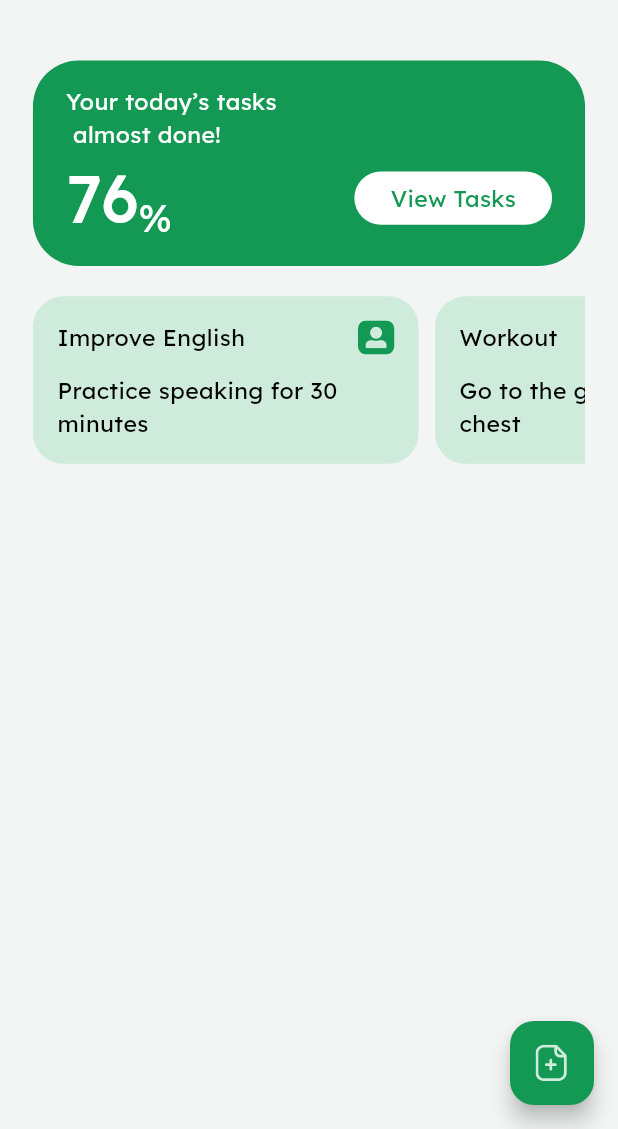
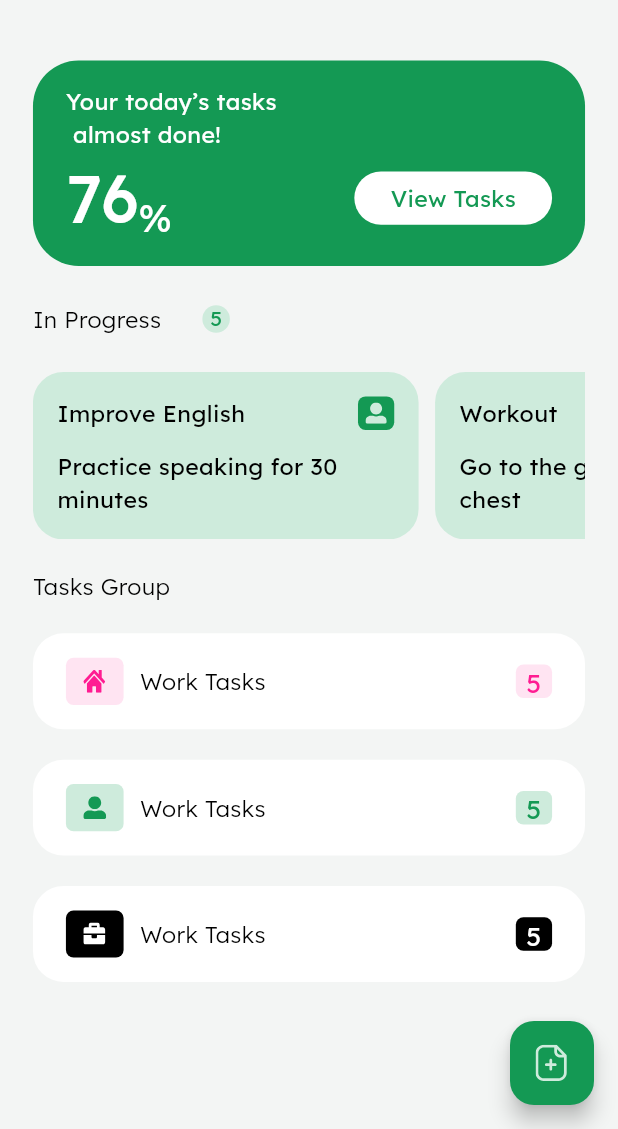
Before and after one commit to ahmedelzek/Todo-NTI-5, a Flutter app: the screen it shows after launch, on a phone screen of 412 x 824 dp, the part 107-1236 px from its top. Run offline on Flutter 3.47's test engine with Material 3 defaults, Android fonts, the phone set to English and light mode, and no system bars; our stand-ins replace flutter_screenutil, flutter_svg.

Commit message:
Finish home screen design.

```diff
--- /dev/null
+++ b/lib/core/customized_widgets/customized_gourps_card.dart
@@ -0,0 +1,80 @@
+import 'package:flutter/cupertino.dart';
+import 'package:flutter_screenutil/flutter_screenutil.dart';
+import 'package:flutter_svg/svg.dart';
+import 'package:todo_nti5/core/resources/text_styles.dart';
+
+import '../resources/app_assets.dart';
+import '../resources/app_colors.dart';
+
+class CustomizedGroupsCard extends StatelessWidget {
+  final String title;
+  final String icon;
+  final int count;
+  final Color color;
+  final Color backgroundColor;
+
+  const CustomizedGroupsCard({
+    super.key,
+    required this.title,
+    this.icon = AppIcons.homeIcon,
+    required this.count,
+    this.color= AppColors.pink,
+    this.backgroundColor = AppColors.transparentPink,
+  });
+
+  @override
+  Widget build(BuildContext context) {
+    return Container(
+      width: double.infinity,
+      height: 63.h,
+      padding: EdgeInsets.symmetric(horizontal: 20.w, vertical: 16.h),
+      decoration: BoxDecoration(
+        color: AppColors.white,
+        borderRadius: BorderRadius.circular(20.r),
+      ),
+      child: Row(
+        children: [
+          Container(
+            height: 35.h,
+            width: 35.w,
+            padding: EdgeInsets.all(8.r),
+            decoration: BoxDecoration(
+              color: backgroundColor,
+              borderRadius: BorderRadius.circular(5.r),
+            ),
+            child: SvgPicture.asset(
+              icon,
+              width: 15.w,
+              height: 15.h,
+              colorFilter: ColorFilter.mode(
+                color,
+                BlendMode.srcIn,
+              ),
+            ),
+          ),
+          SizedBox(width: 10.w),
+          Text("Work Tasks", style: AppTextStyles.bodyMediumText()),
+          Spacer(),
+          Container(
+            width: 22.w,
+            height: 22.h,
+            alignment: Alignment.center,
+            decoration: BoxDecoration(
+              color: backgroundColor,
+              borderRadius: BorderRadius.circular(5.r),
+            ),
+            child: Text(
+              "$count",
+              textAlign: TextAlign.center,
+              style: TextStyle(
+                color: color,
+                fontSize: 16.sp,
+                fontWeight: FontWeight.w400,
+              ),
+            ),
+          ),
+        ],
+      ),
+    );
+  }
+}
--- /dev/null
+++ b/lib/core/customized_widgets/customized_tasks_counter.dart
@@ -0,0 +1,25 @@
+import 'package:flutter/cupertino.dart';
+import 'package:flutter_screenutil/flutter_screenutil.dart';
+
+import '../resources/app_colors.dart';
+import '../resources/text_styles.dart';
+
+Widget customizedTasksCounter({required String title, required int count}){
+  return Row(
+    children: [
+      Text(title, style: AppTextStyles.bodyMediumText()),
+      SizedBox(width: 25.w),
+      Container(
+        padding: EdgeInsets.all(5.r),
+        decoration: BoxDecoration(
+            color: AppColors.transparentGreen,
+            shape: BoxShape.circle
+        ),
+        child: Text(
+          "$count",
+          style: TextStyle(color: AppColors.green),
+        ),
+      ),
+    ],
+  );
+}
--- a/lib/core/resources/app_assets.dart
+++ b/lib/core/resources/app_assets.dart
@@ -7,15 +7,15 @@ abstract class AppImages {
 }
 
 abstract class AppIcons {
-  static final String baseIconsPath = "assets/icons";
-  static final String profileIcon = "$baseIconsPath/profile_icon.svg";
-  static final String passwordIcon = "$baseIconsPath/password_icon.svg";
-  static final String lockIcon = "$baseIconsPath/lock_icon.svg";
-  static final String unlockIcon = "$baseIconsPath/unlock_icon.svg";
-  static final String addIcon = "$baseIconsPath/add_icon.svg";
-  static final String settingIcon = "$baseIconsPath/setting_icon.svg";
-  static final String workIcon = "$baseIconsPath/work_icon.svg";
-  static final String personalIcon = "$baseIconsPath/personal_icon.svg";
-  static final String homeIcon = "$baseIconsPath/home_icon.svg";
-  static final String calendarIcon = "$baseIconsPath/calendar_icon.svg";
+  static const String baseIconsPath = "assets/icons";
+  static const String profileIcon = "$baseIconsPath/profile_icon.svg";
+  static const String passwordIcon = "$baseIconsPath/password_icon.svg";
+  static const String lockIcon = "$baseIconsPath/lock_icon.svg";
+  static const String unlockIcon = "$baseIconsPath/unlock_icon.svg";
+  static const String addIcon = "$baseIconsPath/add_icon.svg";
+  static const String settingIcon = "$baseIconsPath/setting_icon.svg";
+  static const String workIcon = "$baseIconsPath/work_icon.svg";
+  static const String personalIcon = "$baseIconsPath/personal_icon.svg";
+  static const String homeIcon = "$baseIconsPath/home_icon.svg";
+  static const String calendarIcon = "$baseIconsPath/calendar_icon.svg";
 }
--- a/lib/core/resources/app_colors.dart
+++ b/lib/core/resources/app_colors.dart
@@ -1,14 +1,14 @@
 import 'dart:ui';
 
 abstract class AppColors {
-  static final Color green = Color(0xff149954);
-  static final Color transparentGreen = Color(0xffCEEBDC);
-  static final Color pink = Color(0xffFF1C92);
-  static final Color transparentPink = Color(0xffFFE4F2);
-  static final Color white = Color(0xffFFFFFF);
-  static final Color black = Color(0xff000000);
-  static final Color grey = Color(0xff6E6A7C);
-  static final Color lightGrey = Color(0xffCDCDCD);
-  static final Color backgroundColor = Color(0xffF3F5F4);
-  static final Color red = Color(0xffE4312B);
+  static const Color green = Color(0xff149954);
+  static const Color transparentGreen = Color(0xffCEEBDC);
+  static const Color pink = Color(0xffFF1C92);
+  static const Color transparentPink = Color(0xffFFE4F2);
+  static const Color white = Color(0xffFFFFFF);
+  static const Color black = Color(0xff000000);
+  static const Color grey = Color(0xff6E6A7C);
+  static const Color lightGrey = Color(0xffCDCDCD);
+  static const Color backgroundColor = Color(0xffF3F5F4);
+  static const Color red = Color(0xffE4312B);
 }
--- a/lib/features/home/home_screen.dart
+++ b/lib/features/home/home_screen.dart
@@ -1,7 +1,10 @@
 import 'package:flutter/material.dart';
 import 'package:flutter_screenutil/flutter_screenutil.dart';
 import 'package:flutter_svg/svg.dart';
+import 'package:todo_nti5/core/customized_widgets/customized_tasks_counter.dart';
+import 'package:todo_nti5/core/resources/text_styles.dart';
 
+import '../../core/customized_widgets/customized_gourps_card.dart';
 import '../../core/customized_widgets/customized_home_tasks_card.dart';
 import '../../core/customized_widgets/customized_task_item.dart';
 import '../../core/customized_widgets/header_profile.dart';
@@ -23,11 +26,11 @@ class HomeScreen extends StatelessWidget {
           padding: EdgeInsets.symmetric(horizontal: 20.w),
           child: Column(
             crossAxisAlignment: CrossAxisAlignment.start,
+            spacing: 20.h,
             children: [
               HeaderProfile(),
-              SizedBox(height: 20.h),
               CustomizedHomeTasksCard(),
-              SizedBox(height: 20.h),
+              customizedTasksCounter(title: "In Progress", count: 5),
               SizedBox(
                 height: 110.h,
                 child: ListView.builder(
@@ -36,12 +39,26 @@ class HomeScreen extends StatelessWidget {
                   itemBuilder: (context, index) {
                     return Padding(
                       padding: EdgeInsets.only(right: 10.w),
-                      child: CustomizedTaskItem(
-                        taskModel: demoTasks[index],
-                      ),
+                      child: CustomizedTaskItem(taskModel: demoTasks[index]),
                     );
                   },
                 ),
+              ),
+              Text("Tasks Group", style: AppTextStyles.bodyMediumText()),
+              CustomizedGroupsCard(title: "Home Tasks", count: 5),
+              CustomizedGroupsCard(
+                title: "Personal Tasks",
+                count: 5,
+                icon: AppIcons.personalIcon,
+                color: AppColors.green,
+                backgroundColor: AppColors.transparentGreen,
+              ),
+              CustomizedGroupsCard(
+                title: "Work Tasks",
+                count: 5,
+                icon: AppIcons.workIcon,
+                color: AppColors.white,
+                backgroundColor: AppColors.black,
               ),
             ],
           ),
--- a/lib/features/home/tasks_by_type_screen.dart
+++ b/lib/features/home/tasks_by_type_screen.dart
@@ -2,6 +2,7 @@ import 'package:flutter/material.dart';
 import 'package:flutter_screenutil/flutter_screenutil.dart';
 import 'package:flutter_svg/flutter_svg.dart';
 import 'package:todo_nti5/core/customized_widgets/customized_list_task_item.dart';
+import 'package:todo_nti5/core/customized_widgets/customized_tasks_counter.dart';
 import 'package:todo_nti5/core/customized_widgets/empty_tasks_prompt.dart';
 import 'package:todo_nti5/core/customized_widgets/header_profile.dart';
 import 'package:todo_nti5/core/resources/app_assets.dart';
@@ -25,26 +26,7 @@ class TasksByTypeScreen extends StatelessWidget {
             HeaderProfile(),
             Visibility(
               visible: demoTasks.isNotEmpty,
-              child: Padding(
-                padding: EdgeInsets.all(20.r),
-                child: Row(
-                  children: [
-                    Text("Tasks", style: AppTextStyles.bodyMediumText()),
-                    SizedBox(width: 50.w),
-                    Container(
-                      padding: EdgeInsets.all(5.r),
-                      decoration: BoxDecoration(
-                        color: AppColors.transparentGreen,
-                        shape: BoxShape.circle
-                      ),
-                      child: Text(
-                        "${demoTasks.length}",
-                        style: TextStyle(color: AppColors.green),
-                      ),
-                    ),
-                  ],
-                ),
-              ),
+              child: customizedTasksCounter(title: "Tasks", count: 7)
             ),
             Expanded(
               child:
```
